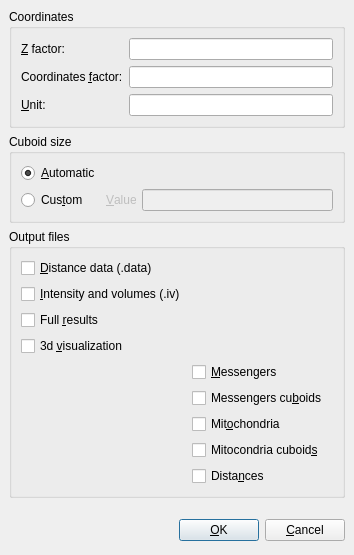
Above: src/main/java/ConfigureDialog.ui from GenomicParisCentre/corsen before the change. Below: the same form after it.
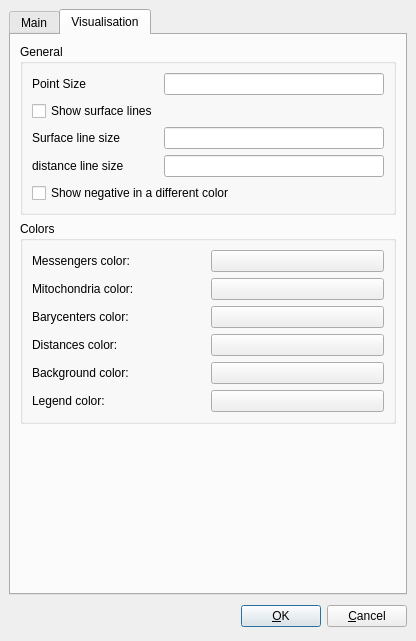
That is the form after the change. The open tabs and pages were chosen to show the change.

Commit message: Add a table view and a 3d visualisation to show the results

What changed in the file:
```diff
--- a/src/main/java/ConfigureDialog.ui
+++ b/src/main/java/ConfigureDialog.ui
@@ -8,8 +8,8 @@
    <rect>
     <x>0</x>
     <y>0</y>
-    <width>347</width>
-    <height>555</height>
+    <width>416</width>
+    <height>641</height>
    </rect>
   </property>
   <property name="windowTitle" >
@@ -23,6 +23,22 @@
     <number>6</number>
    </property>
    <item>
+    <widget class="QTabWidget" name="tabWidget" >
+     <property name="currentIndex" >
+      <number>0</number>
+     </property>
+     <widget class="QWidget" name="tab" >
+      <attribute name="title" >
+       <string>Main</string>
+      </attribute>
+      <layout class="QVBoxLayout" >
+       <property name="margin" >
+        <number>9</number>
+       </property>
+       <property name="spacing" >
+        <number>6</number>
+       </property>
+       <item>
     <widget class="QGroupBox" name="groupBox" >
      <property name="title" >
       <string>Coordinates</string>
@@ -280,12 +296,246 @@
      </property>
      <property name="sizeHint" >
       <size>
+           <width>329</width>
+           <height>61</height>
+          </size>
+         </property>
+        </spacer>
+       </item>
+      </layout>
+     </widget>
+     <widget class="QWidget" name="tab_2" >
+      <attribute name="title" >
+       <string>Visualisation</string>
+      </attribute>
+      <layout class="QVBoxLayout" >
+       <property name="margin" >
+        <number>9</number>
+       </property>
+       <property name="spacing" >
+        <number>6</number>
+       </property>
+       <item>
+        <widget class="QGroupBox" name="groupBox_4" >
+         <property name="title" >
+          <string>General</string>
+         </property>
+         <layout class="QVBoxLayout" >
+          <property name="margin" >
+           <number>9</number>
+          </property>
+          <property name="spacing" >
+           <number>6</number>
+          </property>
+          <item>
+           <layout class="QGridLayout" >
+            <property name="margin" >
+             <number>0</number>
+            </property>
+            <property name="spacing" >
+             <number>6</number>
+            </property>
+            <item row="2" column="0" >
+             <widget class="QLabel" name="label_4" >
+              <property name="text" >
+               <string>Surface line size</string>
+              </property>
+             </widget>
+            </item>
+            <item row="4" column="0" colspan="2" >
+             <widget class="QCheckBox" name="showDistancesNegativeCheckBox" >
+              <property name="text" >
+               <string>Show negative in a different color</string>
+              </property>
+             </widget>
+            </item>
+            <item row="3" column="1" >
+             <widget class="QLineEdit" name="distanceLineSizelineEdit" />
+            </item>
+            <item row="1" column="0" >
+             <widget class="QCheckBox" name="showSurfaceLinesCheckBox" >
+              <property name="text" >
+               <string>Show surface lines</string>
+              </property>
+             </widget>
+            </item>
+            <item row="2" column="1" >
+             <widget class="QLineEdit" name="surfaceLineSizeLineEdit" />
+            </item>
+            <item row="0" column="0" >
+             <widget class="QLabel" name="label_5" >
+              <property name="text" >
+               <string>Point Size</string>
+              </property>
+             </widget>
+            </item>
+            <item row="3" column="0" >
+             <widget class="QLabel" name="label_6" >
+              <property name="text" >
+               <string>distance line size</string>
+              </property>
+             </widget>
+            </item>
+            <item row="0" column="1" >
+             <widget class="QLineEdit" name="pointSizeLineEdit" />
+            </item>
+           </layout>
+          </item>
+         </layout>
+        </widget>
+       </item>
+       <item>
+        <widget class="QGroupBox" name="groupBox_5" >
+         <property name="title" >
+          <string>Colors</string>
+         </property>
+         <layout class="QGridLayout" >
+          <property name="margin" >
+           <number>9</number>
+          </property>
+          <property name="spacing" >
+           <number>6</number>
+          </property>
+          <item row="0" column="0" >
+           <widget class="QLabel" name="label_10" >
+            <property name="text" >
+             <string>Messengers color:</string>
+            </property>
+           </widget>
+          </item>
+          <item row="1" column="0" >
+           <widget class="QLabel" name="label_9" >
+            <property name="text" >
+             <string>Mitochondria color:</string>
+            </property>
+           </widget>
+          </item>
+          <item row="2" column="0" >
+           <widget class="QLabel" name="label_8" >
+            <property name="text" >
+             <string>Barycenters color:</string>
+            </property>
+           </widget>
+          </item>
+          <item row="3" column="0" >
+           <widget class="QLabel" name="label_7" >
+            <property name="text" >
+             <string>Distances color:</string>
+            </property>
+           </widget>
+          </item>
+          <item row="4" column="0" >
+           <widget class="QLabel" name="label_15" >
+            <property name="text" >
+             <string>Background color:</string>
+            </property>
+           </widget>
+          </item>
+          <item row="5" column="0" >
+           <widget class="QLabel" name="label_16" >
+            <property name="text" >
+             <string>Legend color:</string>
+            </property>
+           </widget>
+          </item>
+          <item row="5" column="1" >
+           <widget class="QPushButton" name="legendColorPushButton" >
+            <property name="text" >
+             <string/>
+            </property>
+            <property name="iconSize" >
+             <size>
+              <width>32</width>
+              <height>16</height>
+             </size>
+            </property>
+           </widget>
+          </item>
+          <item row="4" column="1" >
+           <widget class="QPushButton" name="backgroundColorPushButton" >
+            <property name="text" >
+             <string/>
+            </property>
+            <property name="iconSize" >
+             <size>
+              <width>32</width>
+              <height>16</height>
+             </size>
+            </property>
+           </widget>
+          </item>
+          <item row="3" column="1" >
+           <widget class="QPushButton" name="distancesColorPushButton" >
+            <property name="text" >
+             <string/>
+            </property>
+            <property name="iconSize" >
+             <size>
+              <width>32</width>
+              <height>16</height>
+             </size>
+            </property>
+           </widget>
+          </item>
+          <item row="2" column="1" >
+           <widget class="QPushButton" name="barycentersColorPushButton" >
+            <property name="text" >
+             <string/>
+            </property>
+            <property name="iconSize" >
+             <size>
+              <width>32</width>
+              <height>16</height>
+             </size>
+            </property>
+           </widget>
+          </item>
+          <item row="1" column="1" >
+           <widget class="QPushButton" name="mitosColorPushButton" >
+            <property name="text" >
+             <string/>
+            </property>
+            <property name="iconSize" >
+             <size>
+              <width>32</width>
+              <height>16</height>
+             </size>
+            </property>
+           </widget>
+          </item>
+          <item row="0" column="1" >
+           <widget class="QPushButton" name="messengersColorPushButton" >
+            <property name="text" >
+             <string/>
+            </property>
+            <property name="iconSize" >
+             <size>
+              <width>32</width>
+              <height>16</height>
+             </size>
+            </property>
+           </widget>
+          </item>
+         </layout>
+        </widget>
+       </item>
+       <item>
+        <spacer>
+         <property name="orientation" >
+          <enum>Qt::Vertical</enum>
+         </property>
+         <property name="sizeHint" >
+          <size>
        <width>20</width>
        <height>40</height>
       </size>
      </property>
     </spacer>
    </item>
+      </layout>
+     </widget>
+    </widget>
+   </item>
    <item>
     <layout class="QHBoxLayout" >
      <property name="margin" >
```
Left out of the diff: 6 changed lines with no effect on the pictures. Lines whose indentation alone changed are shown as unchanged. The commit also changes 8 other files.
